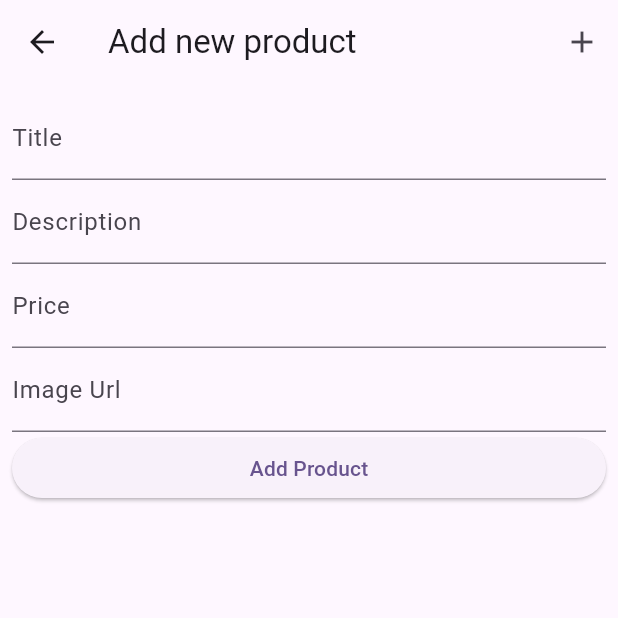
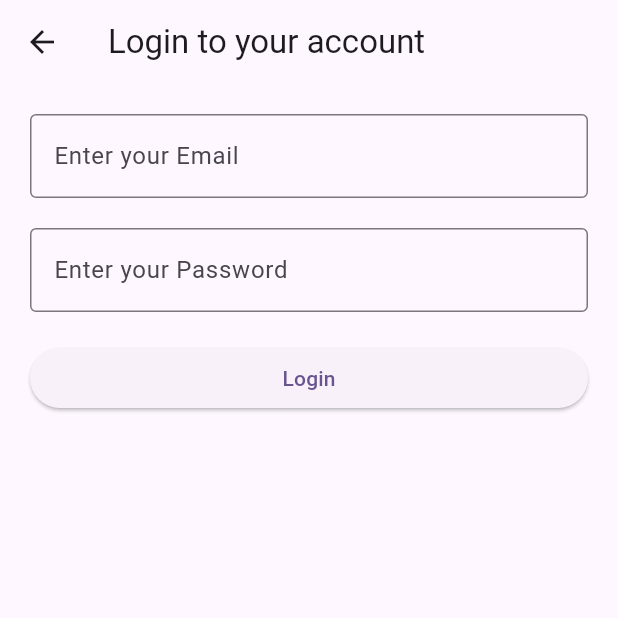
Before and after one commit to HareemRehan13/flutter, a Flutter app: the MyProducts screen opened directly, after a tap on the "add" icon, on a phone screen of 412 x 824 dp, the top half of it. Run offline on Flutter 3.47's test engine with Material 3 defaults, Android fonts, the phone set to English and light mode, and no system bars; our stand-ins replace cloud_firestore, firebase_auth, firebase_core, shared_preferences; accounts and stored records are empty; network calls fail.

Commit message:
Updated files and added auth.dart

```diff
--- /dev/null
+++ b/lib/auth.dart
@@ -0,0 +1,185 @@
+import 'package:cloud_firestore/cloud_firestore.dart';
+import 'package:firebase_auth/firebase_auth.dart';
+import 'package:flutter/material.dart';
+import 'package:shared_preferences/shared_preferences.dart';
+class Signup extends StatefulWidget {
+  const Signup({super.key});
+
+  @override
+  State<Signup> createState() => _SignupState();
+}
+
+class _SignupState extends State<Signup> {
+  TextEditingController emailController =TextEditingController();
+    TextEditingController passController =TextEditingController();
+    TextEditingController usernameController =TextEditingController();
+
+var users =FirebaseFirestore.instance.collection("users");
+signup()async{
+  try {
+
+  final credential = await FirebaseAuth.instance.createUserWithEmailAndPassword(
+    email: emailController.text,
+    password: passController.text,
+
+  );
+  await users.add({
+     "email": emailController.text,
+    "password": passController.text,
+     "username": usernameController.text,
+  "id":credential.user?.uid,
+  });
+
+  print("user created successfully");
+  ScaffoldMessenger.of(context).showSnackBar(SnackBar(content: Text("Registration success"),));
+Navigator.pushNamed(context, '/login');
+} on FirebaseAuthException catch (e) {
+
+  if (e.code == 'weak-password') {
+    print('The password provided is too weak.');
+  } else if (e.code == 'email-already-in-use') {
+    print('The account already exists for that email.');
+  }
+} catch (e) {
+  print(e);
+}
+}
+  @override
+  Widget build(BuildContext context) {
+    return Scaffold(
+      appBar: AppBar(title: Text("Create an account"),),
+      body:
+      Padding(
+        padding: const EdgeInsets.symmetric(horizontal: 20),
+        child: ListView(
+        children: [
+             SizedBox(height: 20,),
+          TextField(
+            controller: usernameController,
+            decoration: InputDecoration(
+        label: Text("Enter your Username"),
+        hintText: "Username",
+        border: OutlineInputBorder(),
+
+            ),
+          ),
+          SizedBox(height: 20,),
+          TextField(
+            controller: emailController,
+            decoration: InputDecoration(
+        label: Text("Enter your Email"),
+        hintText: "Email",
+        border: OutlineInputBorder(),
+
+            ),
+          ),
+              SizedBox(height: 20,),
+          TextField(
+            controller: passController,
+            decoration: InputDecoration(
+        label: Text("Enter your Password"),
+        hintText: "Password",
+                border: OutlineInputBorder(),
+
+            ),
+          ),
+                        SizedBox(height: 20,),
+ElevatedButton(onPressed: (){
+  signup();
+}, child: Text("Signup"))
+        ],
+        ),
+      ),
+    );
+  }
+}
+
+
+class Login extends StatefulWidget {
+  const Login({super.key});
+
+  @override
+  State<Login> createState() => _LoginState();
+}
+
+class _LoginState extends State<Login> {
+  TextEditingController emailController =TextEditingController();
+    TextEditingController passController =TextEditingController();
+
+   login()async{
+      final SharedPreferences prefs = await SharedPreferences.getInstance();
+    try {
+  final credential = await FirebaseAuth.instance.signInWithEmailAndPassword(
+
+   //var user await
+
+    email: emailController.text,
+    password: passController.text,
+  );
+
+  //Session
+  prefs.setBool("isLoggedIn", true);
+  prefs.setString("email", emailController.text);
+ prefs.setString("id", credential.user?.uid ??"");
+
+  print("user session is created");
+
+    ScaffoldMessenger.of(context).showSnackBar(SnackBar(content: Text("Signed in as ${emailController.text}"),));
+Navigator.pushNamed(context, '/');
+
+} on FirebaseAuthException catch (e) {
+    prefs.setBool("isLoggedIn", false);
+print("user unset");
+
+  if (e.code == 'user-not-found') {
+    print('No user found for that email.');
+    ScaffoldMessenger.of(context).showSnackBar(SnackBar(content: Text("No user found for this email"),));
+Navigator.pushNamed(context, '/');
+
+  } else if (e.code == 'wrong-password') {
+    print('Wrong password provided for that user.');
+    ScaffoldMessenger.of(context).showSnackBar(SnackBar(content: Text("Signed in as ${emailController.text}"),));
+
+  }
+}
+   }
+  @override
+  Widget build(BuildContext context) {
+    return Scaffold(
+      appBar: AppBar(title: Text("Login to your account"),),
+      body:
+      Padding(
+        padding: const EdgeInsets.symmetric(horizontal: 20),
+        child: ListView(
+        children: [
+
+          SizedBox(height: 20,),
+          TextField(
+            controller: emailController,
+            decoration: InputDecoration(
+        label: Text("Enter your Email"),
+        hintText: "Email",
+        border: OutlineInputBorder(),
+
+            ),
+          ),
+              SizedBox(height: 20,),
+          TextField(
+            controller: passController,
+            decoration: InputDecoration(
+        label: Text("Enter your Password"),
+        hintText: "Password",
+                border: OutlineInputBorder(),
+
+            ),
+          ),
+                        SizedBox(height: 20,),
+ElevatedButton(onPressed: (){
+  login();
+}, child: Text("Login"))
+        ],
+        ),
+      ),
+    );;
+  }
+}
--- a/lib/main.dart
+++ b/lib/main.dart
@@ -1,22 +1,32 @@
 import 'package:firebase_core/firebase_core.dart';
 import 'package:firebase_crud/addproducts.dart';
+import 'package:firebase_crud/auth.dart';
 import 'package:firebase_crud/firebase_options.dart';
 import 'package:firebase_crud/products.dart';
 import 'package:flutter/material.dart';
+import 'package:shared_preferences/shared_preferences.dart';
 
 void main() async {
   WidgetsFlutterBinding.ensureInitialized();
   await Firebase.initializeApp(
     options: DefaultFirebaseOptions.currentPlatform,
   );
-  runApp(MyApp());
+  final SharedPreferences prefs = await SharedPreferences.getInstance();
+  bool isLoggedIn = prefs.getBool("isLoggedIn") ?? false;
+
+  runApp(MyApp(
+    isLoggedIn: isLoggedIn,
+  ));
 }
+
 class MyApp extends StatelessWidget {
-  const MyApp({super.key});
+  final bool isLoggedIn;
+
+  const MyApp({super.key, required this.isLoggedIn});
+
   // This widget is the root of your application.
   @override
   Widget build(BuildContext context) {
-
     return MaterialApp(
         debugShowCheckedModeBanner: false,
         title: 'Flutter Demo',
@@ -39,10 +49,12 @@ class MyApp extends StatelessWidget {
           colorScheme: ColorScheme.fromSeed(seedColor: Colors.deepPurple),
           useMaterial3: true,
         ),
-      home: MyProducts(),
+        home: isLoggedIn ? MyProducts() : Login(),
         routes: {
-      "/add": (context)=> AddProducts()
-  }
-  );
+          "/signup": (context) => Signup(),
+          "/login": (context) => Login(),
+          "/products": (context) => isLoggedIn ? MyProducts()  : Login(),
+          "/add": (context) =>isLoggedIn ? AddProducts() : Login(),
+        });
   }
 }
--- a/lib/products.dart
+++ b/lib/products.dart
@@ -1,5 +1,8 @@
 import 'package:cloud_firestore/cloud_firestore.dart';
+import 'package:firebase_auth/firebase_auth.dart';
+import 'package:firebase_crud/auth.dart';
 import 'package:flutter/material.dart';
+import 'package:shared_preferences/shared_preferences.dart';
 
 class MyProducts extends StatefulWidget {
   const MyProducts({super.key});
@@ -9,6 +12,17 @@ class MyProducts extends StatefulWidget {
 }
 
 class _MyProductsState extends State<MyProducts> {
+String userEmial = "";
+
+getUserDetails()async{
+      final SharedPreferences prefs = await SharedPreferences.getInstance();
+
+setState(() {
+  userEmial = prefs.getString("email")!;
+  print(userEmial);
+});
+}
+
   CollectionReference products =
       FirebaseFirestore.instance.collection("products");
   _deleteProduct(String productId) async {
@@ -90,15 +104,34 @@ class _MyProductsState extends State<MyProducts> {
   }
 
   @override
+initState(){
+  getUserDetails();
+    print(userEmial);
+
+}
+
   Widget build(BuildContext context) {
     return Scaffold(
       appBar: AppBar(
         title: Text("Products"),
         actions: [
+        userEmial !=null ? Text(userEmial): Text("no"),
           IconButton(
               icon: Icon(Icons.add),
               onPressed: () {
                 Navigator.pushNamed(context, "/add");
+              }),
+              IconButton(
+              icon: Icon(Icons.logout),
+              onPressed: () async{
+                await FirebaseAuth.instance.signOut();
+                  final SharedPreferences prefs = await SharedPreferences.getInstance();
+prefs.setBool("isLoggedIn", false);
+prefs.remove("email");
+
+
+
+                Navigator.pushReplacement(context, MaterialPageRoute(builder: (context)=> Login()));
               })
         ],
       ),
@@ -136,14 +169,14 @@ class _MyProductsState extends State<MyProducts> {
                                       product['description'],
                                       product['image']);
                                 },
-                                icon: Icon(Icons.edit),
+                                icon: Icon(Icons.edit,color: const Color.fromARGB(255, 81, 150, 224),),
                               ),
                               IconButton(
                                   onPressed: () {
                                     _deleteProduct(
                                         snapshot.data!.docs[index].id);
                                   },
-                                  icon: Icon(Icons.delete)),
+                                  icon: Icon(Icons.delete,color: const Color.fromARGB(255, 225, 74, 71),)),
                             ],
                           ));
                     });
--- a/pubspec.yaml
+++ b/pubspec.yaml
@@ -36,6 +36,8 @@ dependencies:
   cupertino_icons: ^1.0.8
   firebase_core: ^3.11.0
   cloud_firestore: ^5.6.3
+  firebase_auth: ^5.5.0
+  shared_preferences: ^2.5.2
 
 dev_dependencies:
   flutter_test:
```
Also changed, not shown: pubspec.lock, 3 other files. Lines whose indentation alone changed are shown as unchanged.
